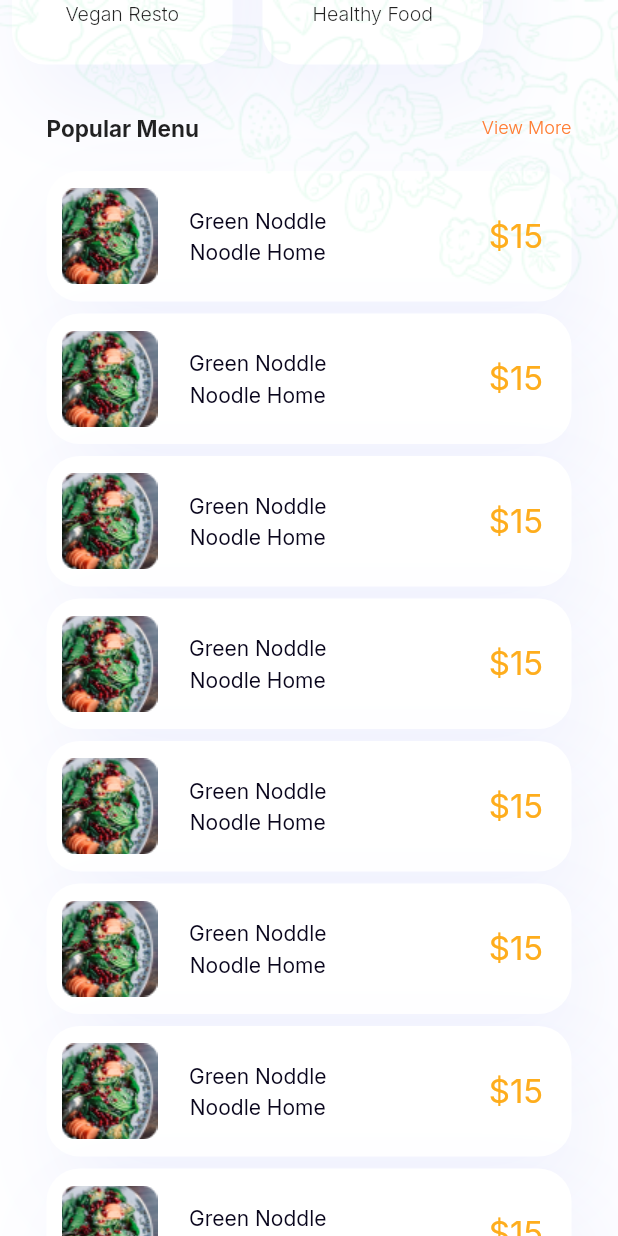
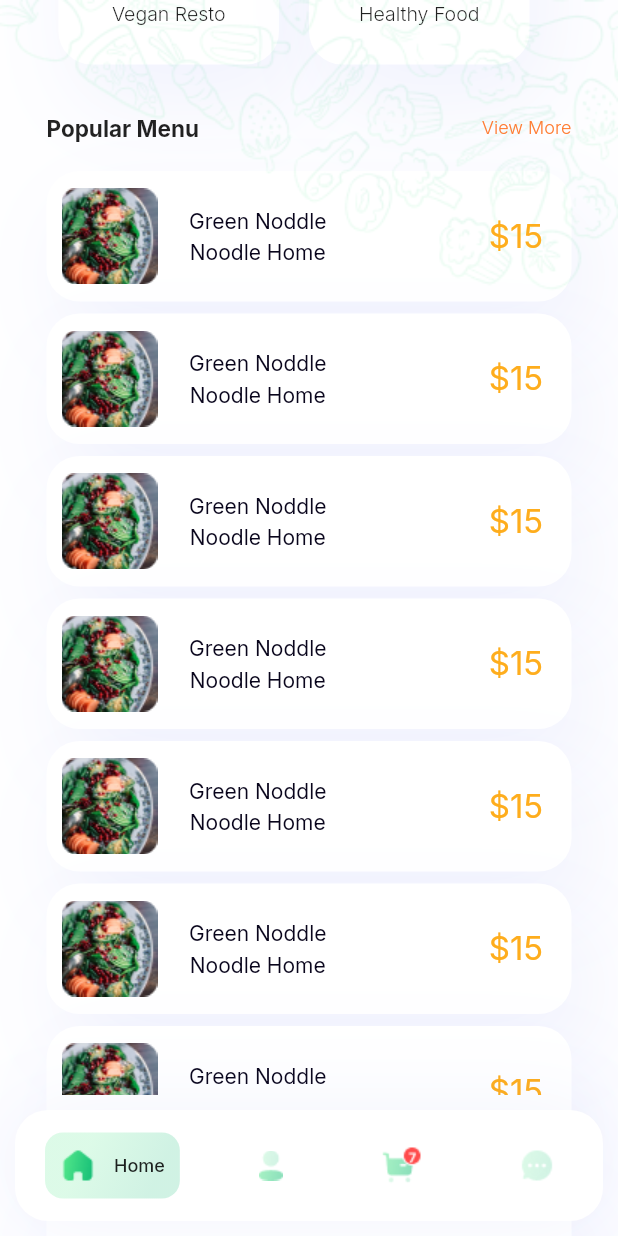
Before and after one commit to EdsonMello-code/foodNinja, a Flutter app: the HomePage screen opened by its route, scrolled down 576 dp, on a phone screen of 412 x 824 dp. Run offline on Flutter 3.47's test engine with Material 2 defaults, Android fonts, the light colour scheme and no system bars; our stand-ins replace flutter_svg, geolocator, get_it, google_fonts, hive, image_picker and 1 more; accounts and stored records are empty; project files that could hold a hidden picture were left out.

Commit message:
feat: add bottom navigationBar

```diff
--- /dev/null
+++ b/lib/app/core/extensions/map_with_index.dart
@@ -0,0 +1,8 @@
+extension MapWithIndex<T> on Iterable<T> {
+  Iterable<R> mapIndexed<R>(R Function(int index, T element) convert) sync* {
+    var index = 0;
+    for (var element in this) {
+      yield convert(index++, element);
+    }
+  }
+}
--- a/lib/app/modules/home/pages/home_page.dart
+++ b/lib/app/modules/home/pages/home_page.dart
@@ -5,6 +5,7 @@ import 'package:foodninja/app/core/widgets/button_widget.dart';
 import 'package:foodninja/app/core/widgets/text_field_widget.dart';
 import 'package:foodninja/app/core/widgets/text_widget.dart';
 import 'package:foodninja/app/modules/home/models/restaurant_model.dart';
+import 'package:foodninja/app/modules/home/pages/widgets/home_bottom_navigation_bar_widget.dart';
 import 'package:foodninja/app/modules/home/widgets/home_button_filter_widget.dart';
 import 'package:foodninja/app/modules/home/widgets/home_card_widget.dart';
 import 'package:foodninja/app/modules/home/widgets/home_popular_widget.dart';
@@ -50,6 +51,33 @@ class HomePageState extends State<HomePage> {
 
     return Scaffold(
       backgroundColor: const Color(0xFFFEFEFF),
+      bottomNavigationBar: HomeBottomNavigationBarWidget(
+        onChanged: (value) {
+          print(value);
+        },
+        items: const [
+          CustomBottomNavigationBarItem(
+            title: 'Home',
+            enabled: true,
+            iconUrl: 'assets/images/home.png',
+          ),
+          CustomBottomNavigationBarItem(
+            title: 'Profile',
+            enabled: true,
+            iconUrl: 'assets/images/profile.png',
+          ),
+          CustomBottomNavigationBarItem(
+            title: 'Store',
+            enabled: true,
+            iconUrl: 'assets/images/cart.png',
+          ),
+          CustomBottomNavigationBarItem(
+            title: 'Chat',
+            enabled: true,
+            iconUrl: 'assets/images/chat.png',
+          ),
+        ],
+      ),
       body: Container(
         constraints: BoxConstraints(
           minHeight: size.height - padding.top,
@@ -225,9 +253,9 @@ class HomePageState extends State<HomePage> {
                 ),
               ),
             ),
-            SliverToBoxAdapter(
-              child: Padding(
-                padding: const EdgeInsets.only(top: 20.0),
+            SliverPadding(
+              padding: const EdgeInsets.only(right: 31, left: 31, top: 20),
+              sliver: SliverToBoxAdapter(
                 child: SizedBox(
                   height: 190,
                   width: size.width,
--- /dev/null
+++ b/lib/app/modules/home/pages/widgets/home_bottom_navigation_bar_widget.dart
@@ -0,0 +1,147 @@
+import 'package:flutter/material.dart';
+import 'package:foodninja/app/core/extensions/map_with_index.dart';
+import 'package:foodninja/app/core/extensions/theme_extensions.dart';
+import 'package:foodninja/app/core/types/on_changed_type.dart';
+import 'package:foodninja/app/core/widgets/text_widget.dart';
+
+class HomeBottomNavigationBarWidget extends StatefulWidget {
+  final OnChanged<int>? onChanged;
+
+  final List<CustomBottomNavigationBarItem> items;
+
+  const HomeBottomNavigationBarWidget({
+    super.key,
+    this.items = const [],
+    this.onChanged,
+  });
+
+  @override
+  State<HomeBottomNavigationBarWidget> createState() =>
+      _HomeBottomNavigationBarWidgetState();
+}
+
+class _HomeBottomNavigationBarWidgetState
+    extends State<HomeBottomNavigationBarWidget> {
+  late CustomBottomNavigationBarItem currentTitle;
+
+  @override
+  void initState() {
+    super.initState();
+
+    currentTitle = widget.items.first;
+  }
+
+  @override
+  Widget build(BuildContext context) {
+    final size = MediaQuery.sizeOf(context);
+    return Padding(
+      padding: const EdgeInsets.all(10),
+      child: Container(
+        width: size.width,
+        height: 74,
+        padding: const EdgeInsets.symmetric(
+          horizontal: 20,
+        ),
+        decoration: BoxDecoration(
+          borderRadius: BorderRadius.circular(22),
+          color: context.appTheme.white,
+          boxShadow: const [
+            BoxShadow(
+              color: Color.fromARGB(
+                20,
+                90,
+                108,
+                234,
+              ),
+              blurRadius: 50,
+            ),
+          ],
+        ),
+        child: Row(
+          mainAxisAlignment: MainAxisAlignment.spaceBetween,
+          children: widget.items
+              .mapIndexed(
+                (index, item) => Visibility(
+                  visible: item.title == currentTitle.title,
+                  replacement: Tooltip(
+                    message: currentTitle.title,
+                    child: Padding(
+                      padding: const EdgeInsets.only(right: 12.0),
+                      child: GestureDetector(
+                        onTap: () {
+                          widget.onChanged?.call(index);
+                          setState(() {
+                            currentTitle = item;
+                          });
+                        },
+                        child: Image.asset(
+                          item.iconUrl,
+                        ),
+                      ),
+                    ),
+                  ),
+                  child: Material(
+                    type: MaterialType.button,
+                    color: Colors.transparent,
+                    child: InkWell(
+                      borderRadius: BorderRadius.circular(12),
+                      onTap: () {
+                        setState(() {
+                          currentTitle = item;
+                        });
+                      },
+                      child: Container(
+                        padding: const EdgeInsets.all(10),
+                        decoration: BoxDecoration(
+                          borderRadius: BorderRadius.circular(12),
+                          gradient: LinearGradient(
+                            colors: [
+                              context.appTheme.darkGreen.withOpacity(.2),
+                              context.appTheme.green.withOpacity(.2),
+                            ],
+                            begin: Alignment.topLeft,
+                            end: Alignment.bottomRight,
+                            stops: const [
+                              0.3,
+                              0.8,
+                            ],
+                          ),
+                        ),
+                        child: Row(children: [
+                          Padding(
+                            padding: const EdgeInsets.only(right: 12.0),
+                            child: Image.asset(
+                              item.iconUrl,
+                            ),
+                          ),
+                          TextWidget.inter(
+                            item.title,
+                            style: const TextStyle(
+                              fontSize: 12,
+                              fontWeight: FontWeight.w500,
+                            ),
+                          ),
+                        ]),
+                      ),
+                    ),
+                  ),
+                ),
+              )
+              .toList(),
+        ),
+      ),
+    );
+  }
+}
+
+class CustomBottomNavigationBarItem {
+  final String title;
+  final bool enabled;
+  final String iconUrl;
+
+  const CustomBottomNavigationBarItem({
+    required this.iconUrl,
+    required this.title,
+    required this.enabled,
+  });
+}
```
Also changed, not shown: assets/images/cart.png (added), assets/images/chat.png (added), assets/images/home.png (added), assets/images/profile.png (added).
